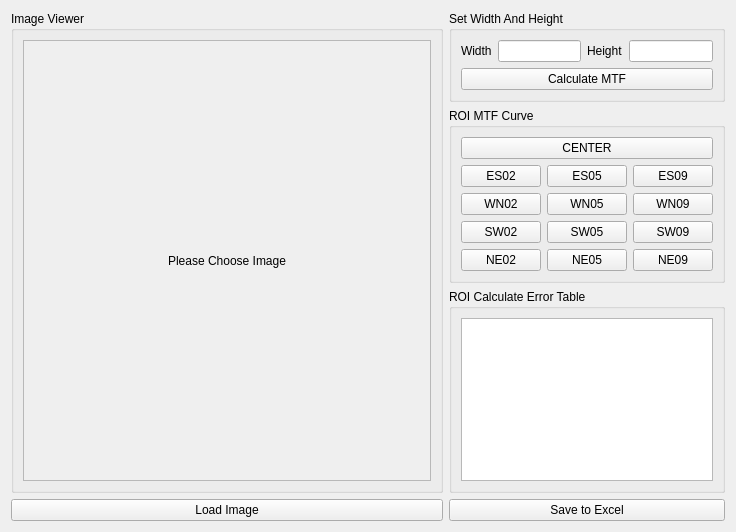
Wanncye/MechMindQtMTF, file lnxmtfprototype.ui: the form before one commit.
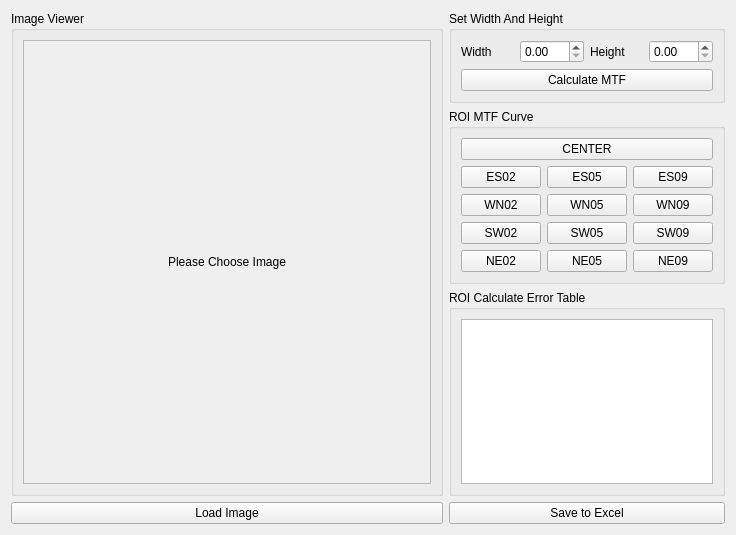
The form after the commit. Custom widgets are drawn as their Qt base class.

```diff
--- a/lnxmtfprototype.ui
+++ b/lnxmtfprototype.ui
@@ -7,7 +7,7 @@
     <x>0</x>
     <y>0</y>
     <width>736</width>
-    <height>532</height>
+    <height>535</height>
    </rect>
   </property>
   <property name="sizePolicy">
@@ -45,7 +45,7 @@
              <x>0</x>
              <y>0</y>
              <width>370</width>
-             <height>416</height>
+             <height>419</height>
             </rect>
            </property>
            <property name="layoutDirection">
@@ -102,7 +102,11 @@
            </widget>
           </item>
           <item>
-           <widget class="QLineEdit" name="lineEdit_6"/>
+           <widget class="QDoubleSpinBox" name="roiWidth">
+            <property name="maximum">
+             <double>999.990000000000009</double>
+            </property>
+           </widget>
           </item>
           <item>
            <widget class="QLabel" name="label_7">
@@ -112,7 +116,11 @@
            </widget>
           </item>
           <item>
-           <widget class="QLineEdit" name="lineEdit_7"/>
+           <widget class="QDoubleSpinBox" name="roiHeight">
+            <property name="maximum">
+             <double>999.990000000000009</double>
+            </property>
+           </widget>
           </item>
          </layout>
         </item>
```
Left out of the diff: 2 changed lines with no effect on the pictures.
